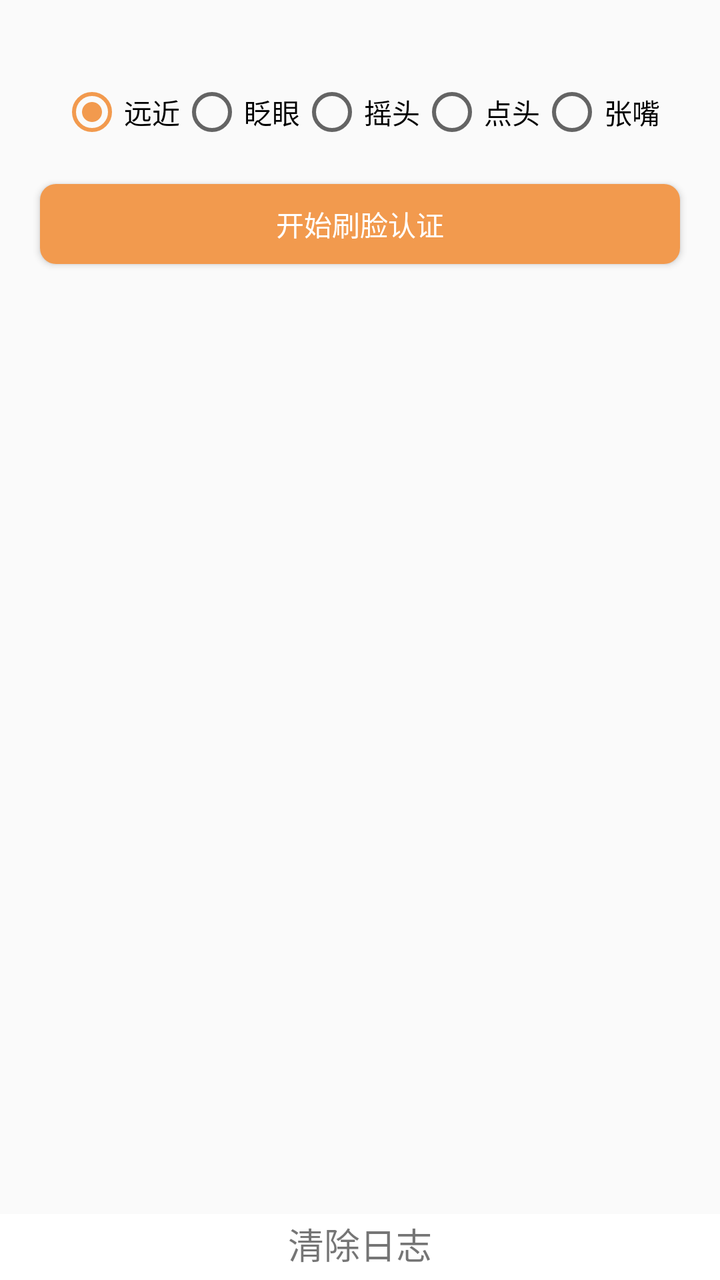
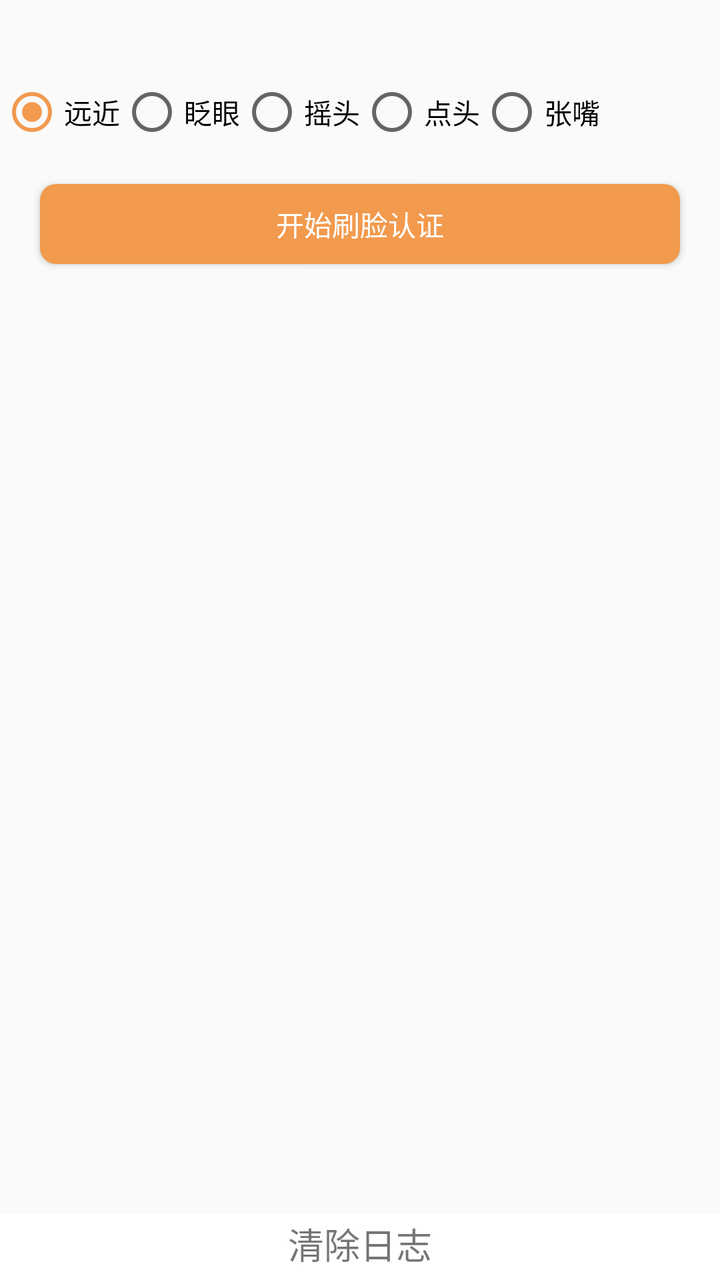

The first picture is an Android layout as it rendered before a commit; the second is the same layout after the commit. The layout source and the unified diff follow.
<!-- AndroidManifest.xml: application theme AppTheme -->
<!-- res/layout/activity_face_compare.xml -->
<?xml version="1.0" encoding="utf-8"?>
<RelativeLayout xmlns:android="http://schemas.android.com/apk/res/android"
    xmlns:app="http://schemas.android.com/apk/res-auto"
    xmlns:tools="http://schemas.android.com/tools"
    android:id="@+id/drawer_layout"
    android:layout_width="match_parent"
    android:layout_height="match_parent"
    android:fitsSystemWindows="true"
    tools:openDrawer="start">
    <RelativeLayout
        android:id="@+id/RadioGroupLayout"
        android:layout_width="match_parent"
        android:gravity="center"
        android:layout_height="wrap_content">
        <RadioGroup
            android:id="@+id/livingTypeGroup"
            android:layout_width="wrap_content"
            android:layout_marginTop="40dp"
            android:layout_height="wrap_content"
            android:orientation="horizontal" >
            <RadioButton
                android:id="@+id/btDistance"
                android:layout_width="wrap_content"
                android:layout_height="wrap_content"
                android:checked="true"
                android:text="远近" />
            <RadioButton
                android:id="@+id/btBlink"
                android:layout_width="wrap_content"
                android:layout_height="wrap_content"
                android:text="眨眼" />
            <RadioButton
                android:id="@+id/btHeadShaking"
                android:layout_width="wrap_content"
                android:layout_height="wrap_content"
                android:text="摇头" />
            <RadioButton
                android:id="@+id/btNodding"
                android:layout_width="wrap_content"
                android:layout_height="wrap_content"
                android:text="点头" />
            <RadioButton
                android:id="@+id/btMouthOpening"
                android:layout_width="wrap_content"
                android:layout_height="wrap_content"
                android:text="张嘴" />
        </RadioGroup>
    </RelativeLayout>

    <Button
        android:id="@+id/btn_face_compare"
        android:layout_width="match_parent"
        android:layout_height="40dp"
        android:layout_below="@id/RadioGroupLayout"
        android:layout_margin="20dp"
        android:background="@drawable/button_bg"
        android:text="开始刷脸认证"
        android:textColor="@color/colorWhite" />

    <RelativeLayout
        android:layout_width="match_parent"
        android:layout_height="385dp"
        android:layout_below="@id/btn_confirm"
        android:layout_alignParentStart="true"
        android:layout_marginStart="0dp"
        android:layout_marginTop="99dp">

        <ScrollView
            android:id="@+id/scrollView"
            android:layout_width="fill_parent"
            android:layout_height="wrap_content"
            android:fadingEdge="vertical"
            android:paddingBottom="20dp"
            android:scrollbars="vertical">

            <TextView
                android:id="@+id/tv_info"
                android:layout_width="match_parent"
                android:layout_height="wrap_content"
                android:layout_marginStart="20dp"
                android:layout_marginEnd="20dp" />
        </ScrollView>
    </RelativeLayout>
    <LinearLayout
        android:id="@+id/LinearLayout"
        android:layout_width="match_parent"
        android:layout_height="match_parent"
        android:gravity="bottom"
        android:orientation="horizontal">

        <TextView
            android:id="@+id/tv_clean"
            android:layout_width="match_parent"
            android:layout_height="wrap_content"
            android:autoLink="all"
            android:background="@android:color/background_light"
            android:clickable="true"
            android:paddingTop="5px"
            android:paddingBottom="15px"
            android:text="清除日志"
            android:textAlignment="center"
            android:textSize="18sp" />
    </LinearLayout>
</RelativeLayout>
<!-- resources referenced by this layout -->
<resources>
  <color name="colorWhite">#FFFFFF</color>
  <!-- drawable button_bg (drawable) -->
  <?xml version="1.0" encoding="utf-8"?>
  <selector xmlns:android="http://schemas.android.com/apk/res/android">
      <item android:state_pressed="true">
          <shape xmlns:android="http://schemas.android.com/apk/res/android" android:shape="rectangle">
              <solid android:color="#ef892f" />
              <corners android:radius="8dip" />
          </shape>
      </item>
  
      <item android:state_pressed="false">
          <shape xmlns:android="http://schemas.android.com/apk/res/android" android:shape="rectangle">
              <solid android:color="#f29a4e" />
              <corners android:radius="8dip" />
          </shape>
      </item>
  
  </selector>
  <style name="AppTheme" parent="Theme.AppCompat.Light.DarkActionBar">
          
          <item name="colorPrimary">@color/colorPrimary</item>
          <item name="colorPrimaryDark">@color/colorPrimaryDark</item>
          <item name="colorAccent">@color/colorAccent</item>
      </style>
  <color name="colorPrimary">#f29a4e</color>
  <color name="colorPrimaryDark">#ef892f</color>
  <color name="colorAccent">#f29a4e</color>
</resources>

<!-- the commit's change to res/layout/activity_face_compare.xml (unified diff, before → after) -->
@@ -12,39 +12,52 @@
         android:layout_width="match_parent"
         android:gravity="center"
         android:layout_height="wrap_content">
+        <HorizontalScrollView
+            android:id="@+id/huadong"
+            android:layout_width="fill_parent"
+            android:layout_height="wrap_content"
+            android:gravity="center">
+
         <RadioGroup
             android:id="@+id/livingTypeGroup"
             android:layout_width="wrap_content"
+            android:layout_height="wrap_content"
             android:layout_marginTop="40dp"
-            android:layout_height="wrap_content"
-            android:orientation="horizontal" >
+            android:orientation="horizontal">
+
             <RadioButton
                 android:id="@+id/btDistance"
                 android:layout_width="wrap_content"
                 android:layout_height="wrap_content"
                 android:checked="true"
                 android:text="远近" />
+
             <RadioButton
                 android:id="@+id/btBlink"
                 android:layout_width="wrap_content"
                 android:layout_height="wrap_content"
                 android:text="眨眼" />
+
             <RadioButton
                 android:id="@+id/btHeadShaking"
                 android:layout_width="wrap_content"
                 android:layout_height="wrap_content"
                 android:text="摇头" />
+
             <RadioButton
                 android:id="@+id/btNodding"
                 android:layout_width="wrap_content"
                 android:layout_height="wrap_content"
                 android:text="点头" />
+
             <RadioButton
                 android:id="@+id/btMouthOpening"
                 android:layout_width="wrap_content"
                 android:layout_height="wrap_content"
                 android:text="张嘴" />
+
         </RadioGroup>
+        </HorizontalScrollView>
     </RelativeLayout>
 
     <Button
@@ -60,10 +73,11 @@
     <RelativeLayout
         android:layout_width="match_parent"
         android:layout_height="385dp"
-        android:layout_below="@id/btn_confirm"
+        android:layout_below="@id/btn_face_compare"
         android:layout_alignParentStart="true"
         android:layout_marginStart="0dp"
-        android:layout_marginTop="99dp">
+        android:layout_marginTop="99dp"
+        tools:ignore="NotSibling">
 
         <ScrollView
             android:id="@+id/scrollView"
